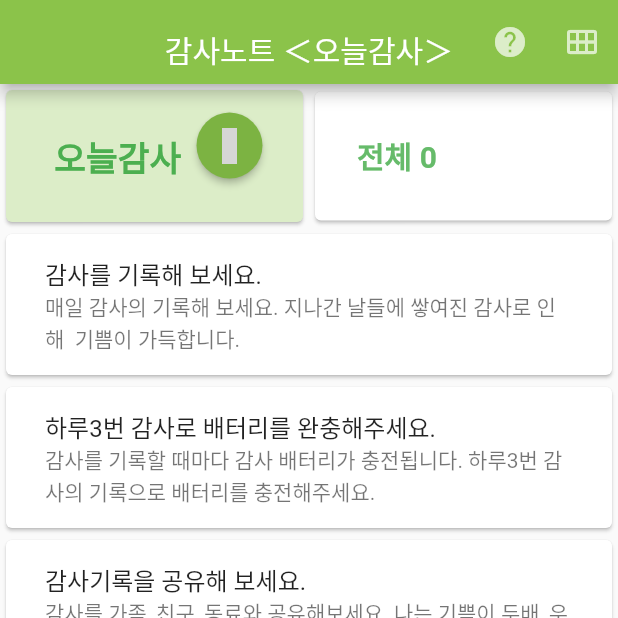
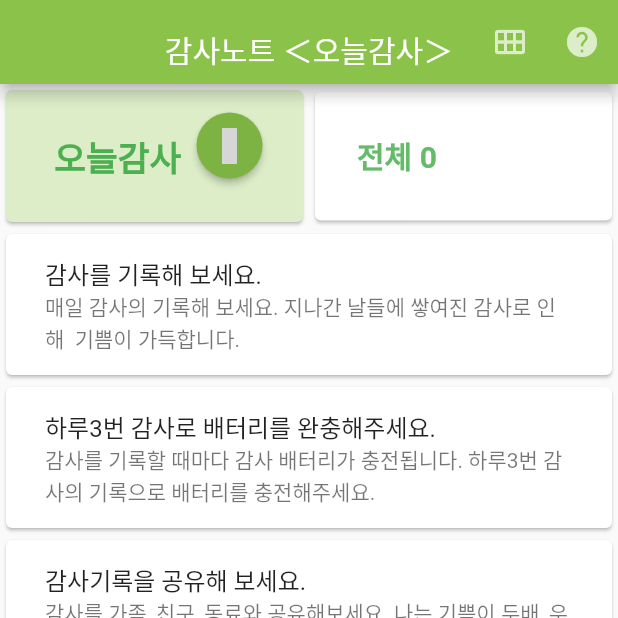
Before and after one commit to mygospel/thanks2, a Flutter app: the screen it shows after launch, after a tap on "오늘감사", on a phone screen of 412 x 824 dp, the top half of it. Run offline on Flutter 3.47's test engine with Material 2 defaults, Android fonts, the light colour scheme and no system bars; drawn by our look-alikes of badges; our stand-ins replace flutter_local_notifications, flutter_native_splash, fluttertoast, material_design_icons_flutter, sqflite, syncfusion_flutter_datepicker and 2 more; missing offline and left inert: calendar_calendar; accounts and stored records are empty; grey boxes are pictures that could not be loaded.

Commit message:
달력정상

```diff
--- a/lib/calendar.dart
+++ b/lib/calendar.dart
@@ -72,6 +72,8 @@ class _ThanksCanledarState extends State<ThanksCanledar> {
       _rangeSelectionMode = RangeSelectionMode.toggledOn;
     });
 
+    print(start);
+    print(end);
     // `start` or `end` could be null
     if (start != null && end != null) {
       _selectedEvents.value = _getEventsForRange(start, end);
--- a/lib/main.dart
+++ b/lib/main.dart
@@ -158,21 +158,23 @@ class _MyHomePageState extends State<MyHomePage> {
         actions: <Widget>[
           /// 오른쪽 아이콘
           new IconButton(
+              icon: new Icon(Icons.calendar_view_month, color: Colors.white70),
+              tooltip: '앱소개',
+              onPressed: () => {
+                    Navigator.push(
+                      context,
+                      MaterialPageRoute(builder: (context) => ThanksCanledar()),
+                    )
+                  }),
+
+          /// 오른쪽 아이콘
+          new IconButton(
               icon: new Icon(Icons.help, color: Colors.white70),
               tooltip: '앱소개',
               onPressed: () => {
                     Navigator.push(
                       context,
                       MaterialPageRoute(builder: (context) => HelpApp()),
-                    )
-                  }),
-          new IconButton(
-              icon: new Icon(Icons.calendar_view_month, color: Colors.white70),
-              tooltip: '앱소개',
-              onPressed: () => {
-                    Navigator.push(
-                      context,
-                      MaterialPageRoute(builder: (context) => ThanksCanledar()),
                     )
                   }),
         ],
```
